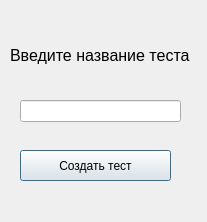
First picture: the form in temp_ui/create_test_menu.ui, repository Saatarko/Auduit_test, before the edit.
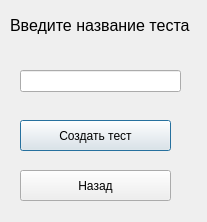
Second picture: the form after the edit.

What changed in the file:
```diff
--- a/temp_ui/create_test_menu.ui
+++ b/temp_ui/create_test_menu.ui
@@ -17,7 +17,7 @@
    <property name="geometry">
     <rect>
      <x>10</x>
-     <y>40</y>
+     <y>10</y>
      <width>181</width>
      <height>31</height>
     </rect>
@@ -35,7 +35,7 @@
    <property name="geometry">
     <rect>
      <x>20</x>
-     <y>100</y>
+     <y>70</y>
      <width>161</width>
      <height>22</height>
     </rect>
@@ -45,7 +45,7 @@
    <property name="geometry">
     <rect>
      <x>20</x>
-     <y>150</y>
+     <y>120</y>
      <width>151</width>
      <height>31</height>
     </rect>
@@ -54,6 +54,19 @@
     <string>Создать тест</string>
    </property>
   </widget>
+  <widget class="QPushButton" name="btn_return">
+   <property name="geometry">
+    <rect>
+     <x>20</x>
+     <y>170</y>
+     <width>151</width>
+     <height>31</height>
+    </rect>
+   </property>
+   <property name="text">
+    <string>Назад</string>
+   </property>
+  </widget>
  </widget>
  <resources/>
  <connections/>
```
